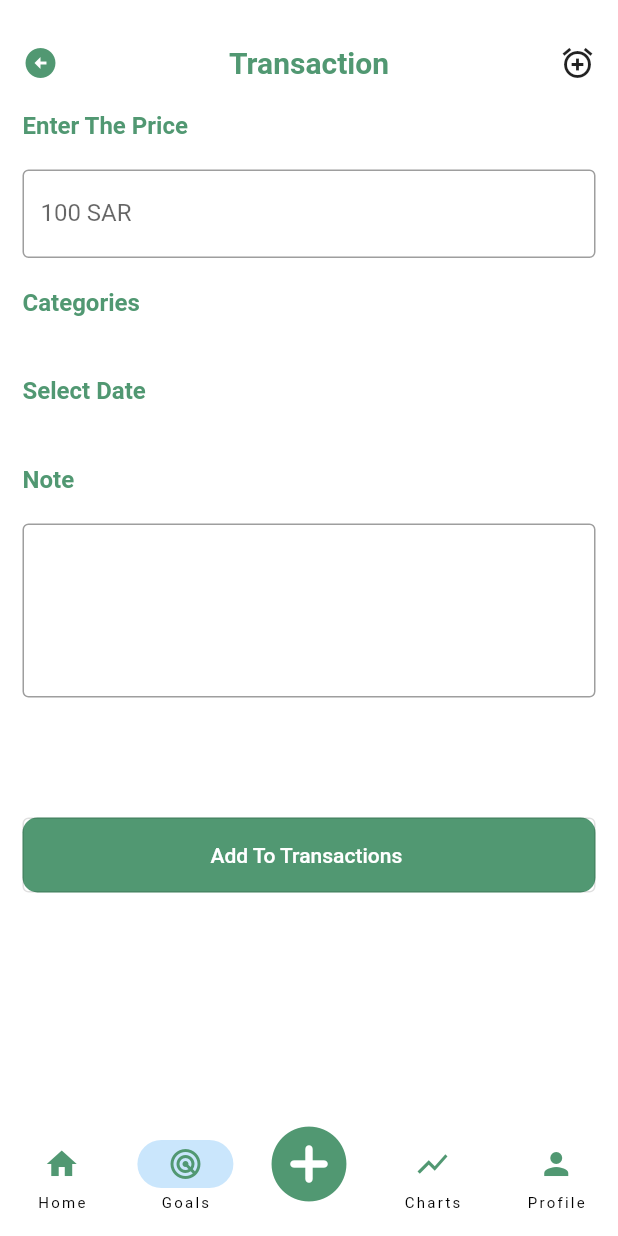
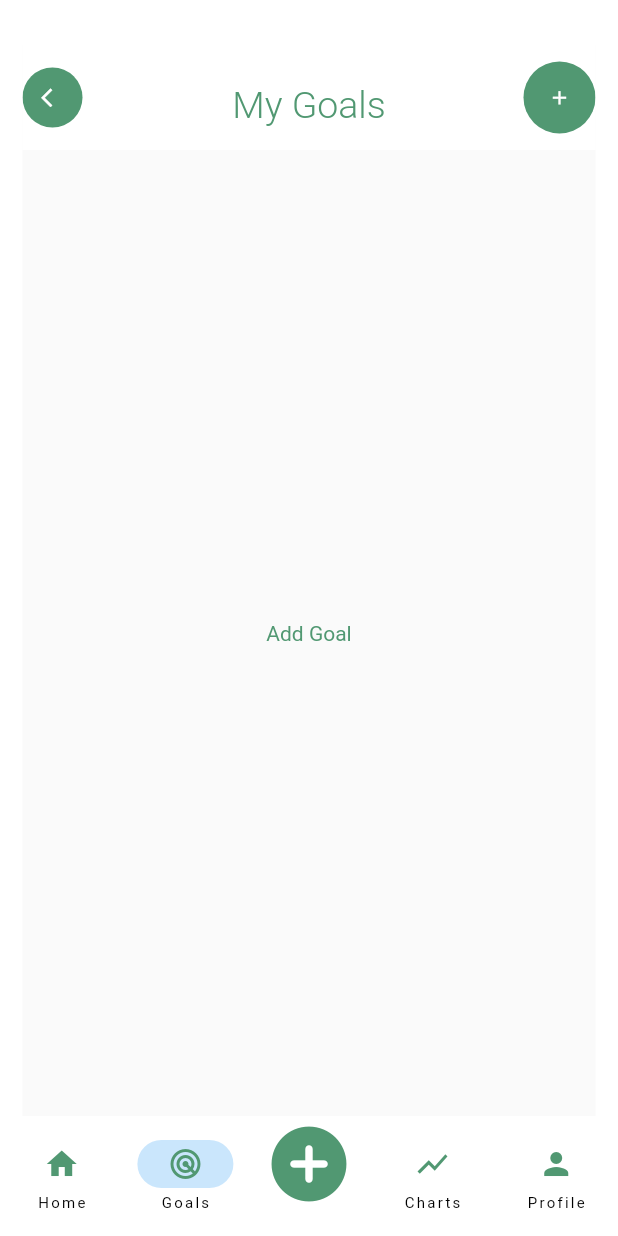
Before and after one commit to F600sa/Expense-management-Flutter, a Flutter app: the Mian screen opened directly, item 2 of the bottom bar chosen, on a phone screen of 412 x 824 dp. Run offline on Flutter 3.47's test engine with Material 2 defaults, Android fonts, the phone set to English and light mode, and no system bars; our stand-ins replace date_field, get, hexcolor, syncfusion_flutter_charts; missing offline and left inert: dart:ffi.

Commit message:
Aziza and nourah and ahlam

```diff
--- /dev/null
+++ b/expense_management/lib/Goals/GoalsPage.dart
@@ -0,0 +1,15 @@
+import 'package:flutter/material.dart';
+
+final List<String> goalDescription = [];
+final List<String> goalHeading = [];
+TextEditingController goalHeadingController = TextEditingController();
+TextEditingController goalDescriptionController = TextEditingController();
+TextEditingController goalController = TextEditingController();
+
+FocusNode textSecondFocusNode = FocusNode();
+
+int goalHeaderMaxLenth = 25;
+int goalsDescriptionMaxLines = 10;
+ var goalDescriptionMaxLenth;
+String deletedGoalHeading = "";
+String deletedGoalDescription = "";
--- a/expense_management/lib/Goals/goals._screen.dart
+++ b/expense_management/lib/Goals/goals._screen.dart
@@ -1,122 +1,14 @@
 import 'package:flutter/material.dart';
 import 'package:flutter/src/widgets/container.dart';
 import 'package:flutter/src/widgets/framework.dart';
+
+import 'goals.dart';
 
 class GoalsScreen extends StatelessWidget {
   const GoalsScreen({super.key});
 
   @override
   Widget build(BuildContext context) {
-    return Container(
-      child: Column(
-        crossAxisAlignment: CrossAxisAlignment.stretch,
-        children: [
-          Row(
-            mainAxisAlignment: MainAxisAlignment.spaceBetween,
-            // ignore: prefer_const_literals_to_create_immutables
-            children: [
-              const Icon(
-                Icons.arrow_circle_left_sharp,
-                color: Color(0xFF519872),
-              ),
-              const Text(
-                "Transaction",
-                style: TextStyle(
-                    color: Color(0xFF519872),
-                    fontSize: 20,
-                    fontWeight: FontWeight.w600),
-              ),
-              const Icon(Icons.add_alarm)
-
-            ],
-          ),
-          const SizedBox(
-            height: 20,
-          ),
-          const Text("Enter The Price",
-              style: TextStyle(
-                  fontSize: 16,
-                  fontWeight: FontWeight.w600,
-                  color: Color(0xFF519872))),
-          const SizedBox(
-            height: 20,
-          ),
-          const TextField(
-            /* controller: "nameController", */
-            decoration: InputDecoration(
-              border: OutlineInputBorder(),
-              labelText: '100 SAR',
-            ), /* onChanged: (text) {return "l";} */
-          ),
-          const SizedBox(
-            height: 20,
-          ),
-          const Text("Categories",
-              style: TextStyle(
-                  fontSize: 16,
-                  fontWeight: FontWeight.w600,
-                  color: Color(0xFF519872))),
-          const SizedBox(
-            height: 20,
-          ),
-
-          const SizedBox(
-            height: 20,
-          ),
-          const Text("Select Date",
-              style: TextStyle(
-                  fontSize: 16,
-                  fontWeight: FontWeight.w600,
-                  color: Color(0xFF519872))),
-          const SizedBox(
-            height: 20,
-          ),
-
-          const SizedBox(
-            height: 20,
-          ),
-          const Text("Note",
-              style: TextStyle(
-                  fontSize: 16,
-                  fontWeight: FontWeight.w600,
-                  color: Color(0xFF519872))),
-          const SizedBox(
-            height: 20,
-          ),
-          TextFormField(
-            minLines:
-                4, // any number you need (It works as the rows for the textarea)
-            keyboardType: TextInputType.multiline,
-            maxLines: null,
-            decoration: const InputDecoration(
-              enabledBorder: OutlineInputBorder(
-                  borderRadius: BorderRadius.all(
-                    Radius.circular(4.0),
-                  ),
-                  borderSide: BorderSide(color: Colors.grey)),
-            ),
-          ),
-          const SizedBox(
-            height: 80,
-          ),
-          Container(
-            height: 50,
-            decoration: BoxDecoration(
-              borderRadius: BorderRadius.circular(10),
-              color: const Color(0xFF519872),
-            ),
-            child: OutlinedButton(
-              child: const Text(
-                "Add To Transactions ",
-                style: TextStyle(
-                  color: Colors.white,
-                ),
-              ),
-              onPressed: () {},
-            ),
-          ),
-        ],
-      ),
-    );
+    return GoalsPage();
   }
 }
--- /dev/null
+++ b/expense_management/lib/Goals/goals.dart
@@ -0,0 +1,399 @@
+import 'package:flutter/material.dart';
+import 'GoalsPage.dart';
+
+class GoalsPage extends StatefulWidget {
+  const GoalsPage({super.key});
+
+  @override
+  _GoalsPageState createState() {
+    return _GoalsPageState();
+  }
+}
+
+class _GoalsPageState extends State<GoalsPage> {
+  final _formKey = GlobalKey<FormState>();
+
+  @override
+  void initState() {
+    super.initState();
+    goalDescriptionMaxLenth =
+        goalsDescriptionMaxLines * goalsDescriptionMaxLines;
+  }
+
+  @override
+  Widget build(BuildContext context) {
+    return Scaffold(
+      appBar: AppBar(
+          toolbarHeight: 70,
+          leadingWidth: 40,
+          backgroundColor: Colors.white,
+          centerTitle: true,
+          automaticallyImplyLeading: false,
+          elevation: 0,
+          actions: [
+            Ink(
+                decoration: const ShapeDecoration(
+                  color: Color.fromRGBO(81, 152, 114, 1),
+                  shape: CircleBorder(),
+                ),
+                child: IconButton(
+                    onPressed: () {
+                      _settingModalBottomSheet(context);
+                    },
+                    icon: const Icon(
+                      Icons.add,
+                      size: 15,
+                    )))
+          ],
+          leading: Ink(
+            decoration: const ShapeDecoration(
+              color: Color.fromRGBO(81, 152, 114, 1),
+              shape: CircleBorder(),
+            ),
+            child: IconButton(
+                onPressed: () {
+                  Navigator.pop(context);
+                },
+                icon: const Icon(
+                  Icons.arrow_back_ios,
+                  size: 15,
+                )),
+          ),
+          title: goalHeader()),
+      body: goalHeading.isNotEmpty
+          ? buildGoals()
+          : const Center(
+              child: Text(
+                "Add Goal",
+                style: TextStyle(
+                  color: Color.fromRGBO(81, 152, 114, 1),
+                ),
+              ),
+            ),
+    );
+  }
+
+// Deleted Deleted Deleted Deleted
+
+  Widget buildGoals() {
+    return Padding(
+      padding: const EdgeInsets.only(
+        top: 10,
+        left: 10,
+        right: 10,
+      ),
+      child: ListView.builder(
+        itemCount: goalHeading.length,
+        itemBuilder: (context, int index) {
+          return Padding(
+            padding: const EdgeInsets.only(bottom: 5.5),
+            child: Dismissible(
+              key: UniqueKey(),
+              direction: DismissDirection.horizontal,
+              onDismissed: (direction) {
+                setState(() {
+                  deletedGoalHeading = goalHeading[index];
+                  deletedGoalDescription = goalDescription[index];
+                  goalHeading.removeAt(index);
+                  goalDescription.removeAt(index);
+                  ScaffoldMessenger.of(context).showSnackBar(
+                    SnackBar(
+                      backgroundColor: const Color.fromRGBO(235, 169, 13, 1),
+                      content: Row(
+                        mainAxisAlignment: MainAxisAlignment.spaceBetween,
+                        children: [
+                          const Text(
+                            "Goal Deleted",
+                            style: TextStyle(),
+                          ),
+                          deletedGoalHeading != ""
+                              ? GestureDetector(
+                                  onTap: () {
+                                    ("undo");
+                                    setState(() {
+                                      if (deletedGoalHeading != "") {
+                                        goalHeading.add(deletedGoalHeading);
+                                        goalDescription
+                                            .add(deletedGoalDescription);
+                                      }
+                                      deletedGoalHeading = "";
+                                      deletedGoalDescription = "";
+                                    });
+                                  },
+                                  child: const Text(
+                                    "Undo",
+                                    style: TextStyle(),
+                                  ),
+                                )
+                              : const SizedBox(),
+                        ],
+                      ),
+                    ),
+                  );
+                });
+              },
+              background: ClipRRect(
+                borderRadius: BorderRadius.circular(5.5),
+                child: Container(
+                  decoration: BoxDecoration(
+                    color: const Color.fromARGB(255, 194, 30, 30),
+                    borderRadius: BorderRadius.circular(15),
+                  ),
+                  margin: const EdgeInsets.only(top: 5, bottom: 5),
+                  child: Align(
+                    alignment: Alignment.centerLeft,
+                    child: Padding(
+                      padding: const EdgeInsets.only(left: 10),
+                      child: Column(
+                        mainAxisAlignment: MainAxisAlignment.center,
+                        children: const [
+                          Icon(
+                            Icons.delete,
+                            color: Colors.white,
+                          ),
+                          Text(
+                            "Delete",
+                            style: TextStyle(color: Colors.white),
+                          ),
+                        ],
+                      ),
+                    ),
+                  ),
+                ),
+              ),
+              child: goalList(index),
+            ),
+          );
+        },
+      ),
+    );
+  }
+
+  Widget goalList(int index) {
+    return Container(
+      height: 90,
+      child: Card(
+        shape: RoundedRectangleBorder(borderRadius: BorderRadius.circular(20)),
+        child: Center(
+          child: ListTile(
+            leading: Text(
+              goalHeading[index],
+              overflow: TextOverflow.ellipsis,
+              style: const TextStyle(
+                fontSize: 20,
+                fontWeight: FontWeight.w500,
+              ),
+            ),
+            trailing: Text(
+              "${(goalDescription[index])}",
+              maxLines: 2,
+              overflow: TextOverflow.ellipsis,
+              style: const TextStyle(
+                fontSize: 15,
+                fontWeight: FontWeight.w400,
+                color: Color.fromRGBO(81, 152, 114, 1),
+              ),
+            ),
+          ),
+        ),
+      ),
+    );
+  }
+
+  void _settingModalBottomSheet(context) {
+    showModalBottomSheet(
+      context: context,
+      isScrollControlled: true,
+      elevation: 70,
+      isDismissible: true,
+      shape: const RoundedRectangleBorder(
+        borderRadius: BorderRadius.only(
+          topRight: Radius.circular(30),
+          topLeft: Radius.circular(30),
+        ),
+      ),
+      clipBehavior: Clip.antiAliasWithSaveLayer,
+      builder: (BuildContext bc) {
+        return Padding(
+          padding: const EdgeInsets.only(left: 30, right: 30),
+          child: Form(
+            key: _formKey,
+            child: SingleChildScrollView(
+              child: ConstrainedBox(
+                constraints: BoxConstraints(
+                  minHeight: (MediaQuery.of(context).size.width),
+                ),
+                child: Padding(
+                  padding: const EdgeInsets.only(bottom: 100, top: 50),
+                  child: Column(
+                    children: <Widget>[
+                      Row(
+                        mainAxisAlignment: MainAxisAlignment.center,
+                        children: const [
+                          Text(
+                            "New Goal",
+                            style: TextStyle(
+                              color: Color.fromRGBO(81, 152, 114, 1),
+                              fontSize: 20.00,
+                              fontWeight: FontWeight.w500,
+                            ),
+                          ),
+                        ],
+                      ),
+                      const SizedBox(height: 50),
+                      Row(children: const [
+                        Text(
+                          "Enter your Goal",
+                          style: TextStyle(
+                            fontSize: 16,
+                            color: Color.fromRGBO(81, 152, 114, 1),
+                          ),
+                        )
+                      ]),
+                      const SizedBox(height: 13),
+                      TextFormField(
+                        maxLength: goalHeaderMaxLenth,
+                        controller: goalHeadingController,
+                        decoration: const InputDecoration(
+                          border: OutlineInputBorder(),
+                          hintText: "I want buy a new ",
+                          hintStyle: TextStyle(
+                            fontSize: 12.00,
+                            color: Color.fromARGB(81, 152, 158, 158),
+                            fontWeight: FontWeight.w500,
+                          ),
+                        ),
+                        validator: (value) {
+                          if (value == null || value.isEmpty)
+                            return 'Field is required.';
+                          return null;
+                        },
+                        onFieldSubmitted: (String value) {
+                          FocusScope.of(context)
+                              .requestFocus(textSecondFocusNode);
+                        },
+                      ),
+                      Row(
+                        children: const [
+                          Text(
+                            "Enter The Price",
+                            style: TextStyle(
+                              fontSize: 16,
+                              color: Color.fromRGBO(81, 152, 114, 1),
+                            ),
+                          )
+                        ],
+                      ),
+                      const SizedBox(height: 13),
+                      TextFormField(
+                        // focusNode: textSecondFocusNode,
+                        maxLength: goalHeaderMaxLenth,
+                        controller: goalDescriptionController,
+                        decoration: const InputDecoration(
+                          border: OutlineInputBorder(),
+                          hintText: '100 SAR',
+                          hintStyle: TextStyle(
+                            fontSize: 12.00,
+                            color: Color.fromARGB(134, 158, 158, 158),
+                            fontWeight: FontWeight.w500,
+                          ),
+                        ),
+                        validator: (value) {
+                          if (value == null || value.isEmpty)
+                            return 'Field is required.';
+                          return null;
+                        },
+                      ),
+                      Row(
+                        children: const [
+                          Text(
+                            "How Much do you want to save ever month ?",
+                            style: TextStyle(
+                              fontSize: 16,
+                              color: Color.fromRGBO(81, 152, 114, 1),
+                            ),
+                          )
+                        ],
+                      ),
+                      const SizedBox(height: 13),
+                      TextFormField(
+                        maxLength: goalHeaderMaxLenth,
+                        controller: goalController,
+                        decoration: const InputDecoration(
+                          border: OutlineInputBorder(),
+                          hintText: "100 SAR ",
+                          hintStyle: TextStyle(
+                            fontSize: 12.00,
+                            color: Color.fromARGB(134, 158, 158, 158),
+                            fontWeight: FontWeight.w500,
+                          ),
+                        ),
+                        validator: (value) {
+                          if (value == null || value.isEmpty)
+                            return 'Field is required.';
+                          return null;
+                        },
+                      ),
+                      const SizedBox(height: 80),
+                      SizedBox(
+                        width: double.infinity,
+                        height: 50,
+                        child: ElevatedButton(
+                          style: TextButton.styleFrom(
+                            backgroundColor:
+                                const Color.fromRGBO(81, 152, 114, 1),
+                          ),
+                          onPressed: () {
+                            if (_formKey.currentState!.validate()) {
+                              setState(() {
+                                goalHeading.add(goalHeadingController.text);
+                                goalDescription
+                                    .add(goalDescriptionController.text);
+                                goalHeadingController.clear();
+                                goalDescriptionController.clear();
+                                goalController.clear();
+                              });
+                              Navigator.pop(context);
+                            }
+                          },
+                          child: const Text(
+                            "Add To My Goal",
+                            style: TextStyle(fontSize: 16),
+                            textAlign: TextAlign.center,
+                          ),
+                        ),
+                      ),
+                    ],
+                  ),
+                ),
+              ),
+            ),
+          ),
+        );
+      },
+    );
+  }
+}
+
+Widget goalHeader() {
+  return Padding(
+    padding: const EdgeInsets.only(
+      top: 10,
+      left: 2.5,
+      right: 2.5,
+    ),
+    child: Column(
+      crossAxisAlignment: CrossAxisAlignment.start,
+      children: const [
+        Text(
+          "My Goals",
+          style: TextStyle(
+            color: Color.fromRGBO(81, 152, 114, 1),
+            fontSize: 25.00,
+            fontWeight: FontWeight.w300,
+          ),
+        ),
+      ],
+    ),
+  );
+}
```
